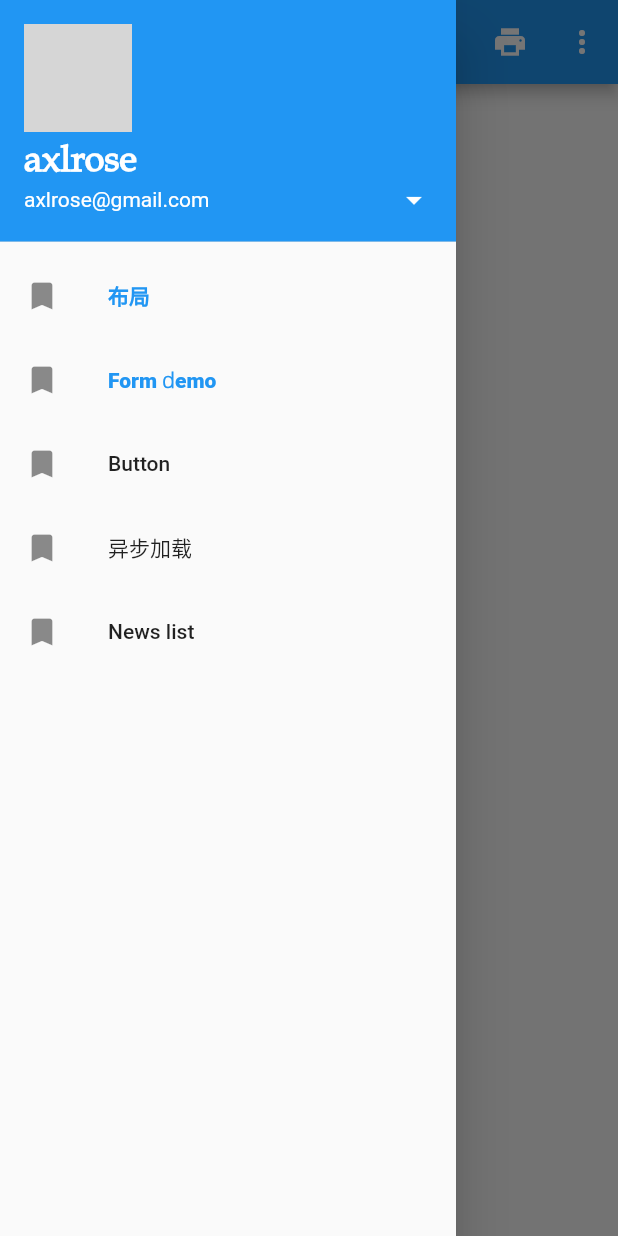
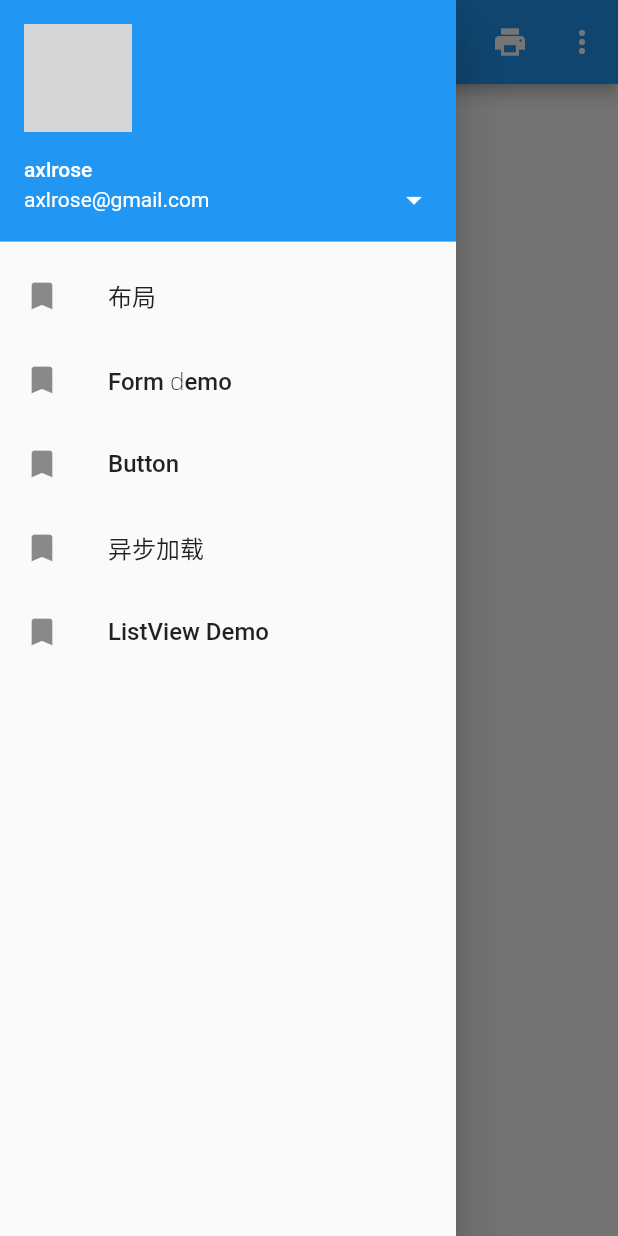
Before and after one commit to echotrue/FlutterDemo, a Flutter app: the screen it shows after launch, with the side drawer open, on a phone screen of 412 x 824 dp. Run offline on Flutter 3.47's test engine with Material 2 defaults, Android fonts, the phone set to English and light mode, and no system bars; our stand-ins replace cached_network_image, dio; network calls fail; grey boxes are pictures that could not be loaded.

Commit message:
global style and listview image loading

```diff
--- a/lib/common/app_style.dart
+++ b/lib/common/app_style.dart
@@ -1,10 +1,21 @@
+import 'dart:ui';
+
 import 'package:flutter/material.dart';
 
 TextStyle titleStyle() {
   return const TextStyle(
-    fontFamily: 'BookAntiqua',
-    fontFamilyFallback: ['AppFont'],
-    fontSize: 24,
-    fontWeight: FontWeight.bold
+//    fontFamily: 'BookAntiqua',
+//    fontFamilyFallback: ['AppFont'],
+//    fontSize: 24,
+//    fontWeight: FontWeight.bold
   );
 }
+
+TextStyle  smallTitleStyle(){
+  return const TextStyle(
+//      fontFamily: 'BookAntiqua',
+//      fontFamilyFallback: ['AppFont'],
+//      fontSize: 18,
+//      fontWeight: FontWeight.bold
+  );
+}
--- a/lib/common/http/httpUtils.dart
+++ b/lib/common/http/httpUtils.dart
@@ -53,7 +53,7 @@ class HttpUtils {
       result = response.data;
 //      print('response：' + response.toString());
     } on DioError catch (e) {
-//      print('request error:' + e.toString());
+      print('request error:' + e.toString());
     }
     return result;
   }
--- a/lib/main.dart
+++ b/lib/main.dart
@@ -1,8 +1,6 @@
-import 'dart:ui';
-
 import 'package:flutter/material.dart';
 import 'package:flutter_demo/Button.dart';
-import 'package:flutter_demo/form.dart';
+import 'package:flutter_demo/routes/form.dart';
 import 'package:flutter_demo/routes/future.dart';
 import 'package:flutter_demo/routes/home.dart';
 import 'package:flutter_demo/routes/line.dart';
@@ -19,10 +17,14 @@ class App extends StatelessWidget {
       initialRoute: '/',
       debugShowCheckedModeBanner: false,
       theme: ThemeData(
-        primaryColor: Colors.blue,
-        primarySwatch: Colors.blue,
-        fontFamily: 'AppFont',
-      ),
+          primaryColor: Colors.blue,
+          primarySwatch: Colors.blue,
+          fontFamily: 'AppFont',
+          textTheme: TextTheme(
+            headline: TextStyle(fontSize: 24.0, fontWeight: FontWeight.bold),
+            title: TextStyle(fontSize: 16.0),
+            body1: TextStyle(fontSize: 14.0),
+          )),
       routes: {
         '/': (context) => Home(title: appTitle),
         '/form': (context) => CustomForm(),
--- a/lib/routes/future.dart
+++ b/lib/routes/future.dart
@@ -10,13 +10,13 @@ class MyFuture extends StatelessWidget {
       ),
       body: Center(
         child: FutureBuilder(
-          future: getNewsList(),
+          future: mockNetworkData(),
           builder: (BuildContext context, AsyncSnapshot snapshot) {
             if (snapshot.connectionState == ConnectionState.done) {
               if (snapshot.hasError) {
                 return Text("Error: ${snapshot.error}");
               } else {
-                return Text("Contents : ${snapshot.data['code']}");
+                return Text("Contents : ${snapshot.data}");
               }
             }
             return CircularProgressIndicator();
--- a/lib/widgets/drawer.dart
+++ b/lib/widgets/drawer.dart
@@ -1,5 +1,4 @@
 import 'package:flutter/material.dart';
-import 'package:flutter_demo/common/app_style.dart' as AppStyle;
 
 class AppDrawer extends StatelessWidget {
   @override
@@ -11,11 +10,11 @@ class AppDrawer extends StatelessWidget {
           child: UserAccountsDrawerHeader(
             accountName: Text(
               'axlrose',
-              style: AppStyle.titleStyle(),
+//              style: Theme.of(context).textTheme.title,
             ),
             accountEmail: Text('axlrose@gmail.com'),
             currentAccountPicture: CircleAvatar(
-              backgroundColor: Color(0xffff0000),
+//              backgroundColor: Color(0xffff0000),
               backgroundImage: NetworkImage(
                   "https://ss0.bdstatic.com/94oJfD_bAAcT8t7mm9GUKT-xh_/timg?image&quality=100&size=b4000_4000&sec=1576915213&di=488c2951c0ba8b9dfe53c123241e24dd&src=http://img.zcool.cn/community/01460b57e4a6fa0000012e7ed75e83.png@1280w_1l_2o_100sh.png"),
               radius: 100.0,
@@ -35,7 +34,7 @@ class AppDrawer extends StatelessWidget {
           leading: Icon(Icons.bookmark),
           title: Text(
             '布局',
-            style: TextStyle(color: Colors.blue, fontWeight: FontWeight.w900),
+            style: Theme.of(context).textTheme.title,
           ),
           onTap: () {
             Navigator.pushNamed(context, '/line');
@@ -45,7 +44,7 @@ class AppDrawer extends StatelessWidget {
           leading: Icon(Icons.bookmark),
           title: Text(
             'Form demo',
-            style: TextStyle(color: Colors.blue, fontWeight: FontWeight.w900),
+            style: Theme.of(context).textTheme.title,
           ),
           onTap: () {
             Navigator.pushNamed(context, '/form');
@@ -53,21 +52,30 @@ class AppDrawer extends StatelessWidget {
         ),
         ListTile(
           leading: Icon(Icons.bookmark),
-          title: Text('Button'),
+          title: Text(
+            'Button',
+            style: Theme.of(context).textTheme.title,
+          ),
           onTap: () {
             Navigator.pushNamed(context, '/button');
           },
         ),
         ListTile(
           leading: Icon(Icons.bookmark),
-          title: Text('异步加载'),
+          title: Text(
+            '异步加载',
+            style: Theme.of(context).textTheme.title,
+          ),
           onTap: () {
             Navigator.pushNamed(context, '/sync');
           },
         ),
         ListTile(
           leading: Icon(Icons.bookmark),
-          title: Text('News list'),
+          title: Text(
+            'ListView Demo',
+            style: Theme.of(context).textTheme.title,
+          ),
           onTap: () {
             Navigator.pushNamed(context, '/news_list');
           },
--- a/pubspec.yaml
+++ b/pubspec.yaml
@@ -26,6 +26,8 @@ dependencies:
   cupertino_icons: ^0.1.2
 
   dio: ^3.0.0
+  transparent_image: ^1.0.0
+  cached_network_image: ^2.0.0-rc.1
 
 dev_dependencies:
   flutter_test:
```
Also changed, not shown: lib/form.dart (deleted, +0 -95 lines), lib/routes/listtile.dart (+42 -12 lines), pubspec.lock.
